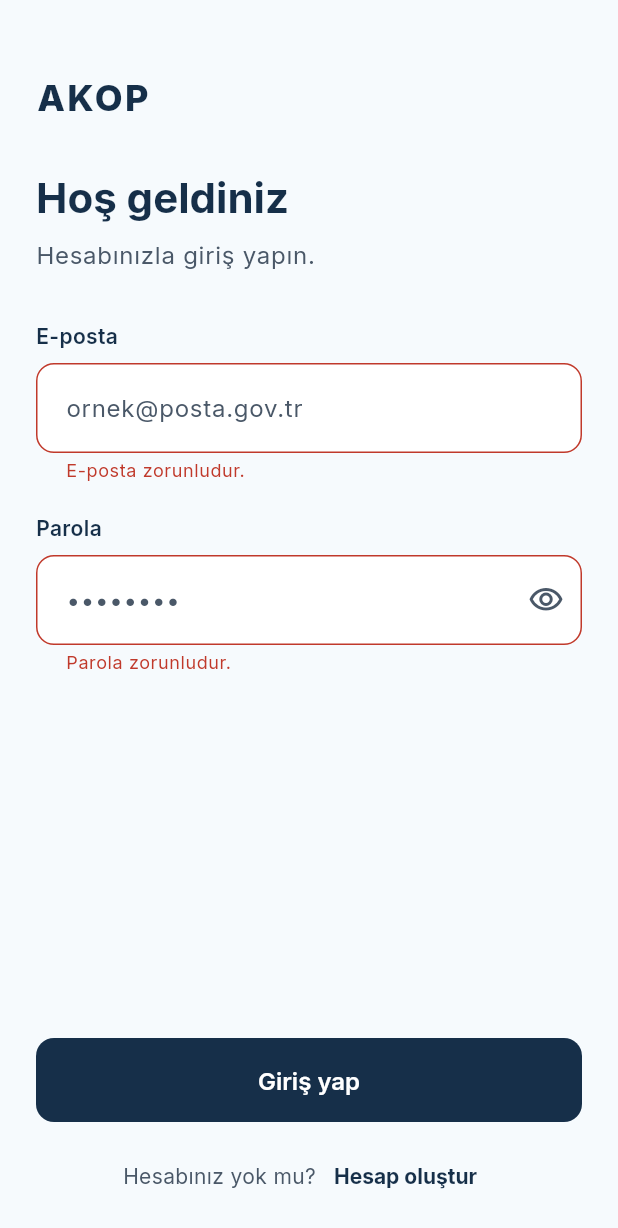
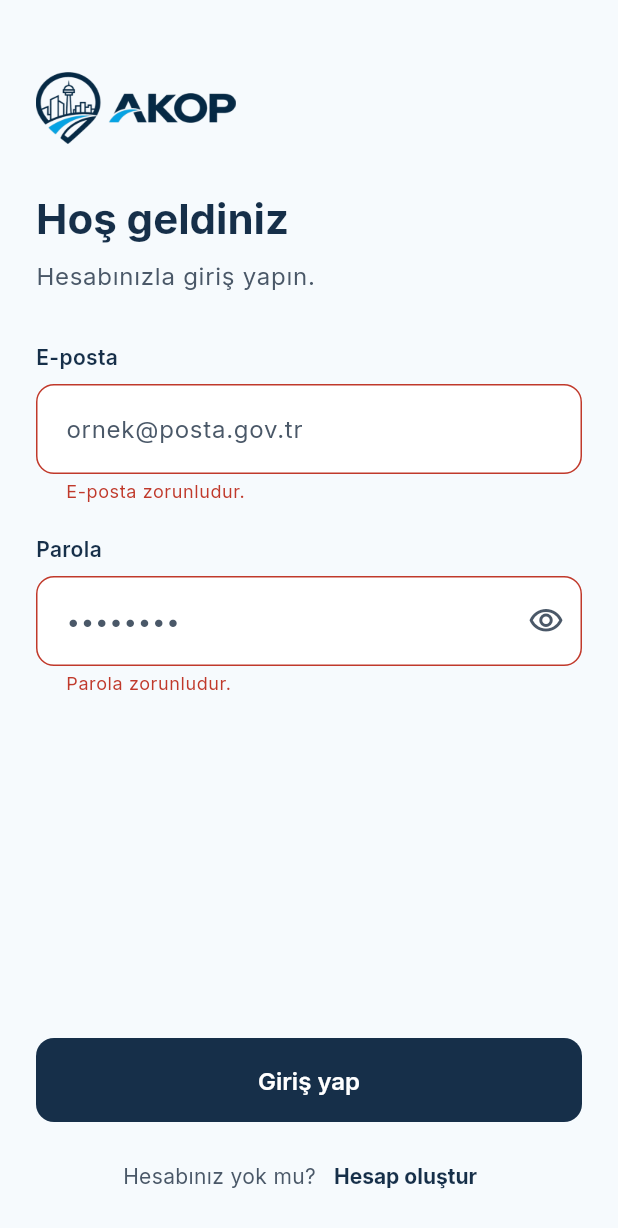
Before and after one commit to EmirhanUzel/AKOP, a Flutter app: the screen it shows after launch, after a tap on "Giriş yap", on a phone screen of 412 x 824 dp. Shown: the top 1228 px of the screen. Run offline on Flutter 3.47's test engine with Material 3 defaults, Android fonts, the phone set to English and light mode, and no system bars; our stand-ins replace dio, flutter_map, flutter_riverpod, flutter_secure_storage, geolocator, go_router and 3 more.

Commit message:
feat(mobile): add the AKOP logo to the login, splash, app icon and app name
Adds the logo assets (pin on the left, AKOP name on the right) and uses them on the login and splash screens. The Android launcher icon is generated from the pin and the app label becomes AKOP.

```diff
--- a/mobile/akop_mobile/lib/features/auth/presentation/login_screen.dart
+++ b/mobile/akop_mobile/lib/features/auth/presentation/login_screen.dart
@@ -55,15 +55,7 @@ class _LoginScreenState extends ConsumerState<LoginScreen> {
                     child: Column(
                       crossAxisAlignment: CrossAxisAlignment.start,
                       children: [
-                        const Text(
-                          'AKOP',
-                          style: TextStyle(
-                            color: AppColors.navy,
-                            fontSize: 24,
-                            fontWeight: FontWeight.w800,
-                            letterSpacing: 1.6,
-                          ),
-                        ),
+                        const Image(image: AssetImage('assets/images/akop_logo.png'), height: 48, alignment: Alignment.centerLeft),
                         const SizedBox(height: 32),
                         Text(
                           'Hoş geldiniz',
--- a/mobile/akop_mobile/lib/features/auth/presentation/splash_screen.dart
+++ b/mobile/akop_mobile/lib/features/auth/presentation/splash_screen.dart
@@ -13,10 +13,7 @@ class SplashScreen extends StatelessWidget {
         child: Column(
           mainAxisSize: MainAxisSize.min,
           children: [
-            Text(
-              'AKOP',
-              style: TextStyle(color: AppColors.navy, fontSize: 28, fontWeight: FontWeight.w800, letterSpacing: 1.6),
-            ),
+            Image(image: AssetImage('assets/images/akop_logo.png'), height: 64),
             SizedBox(height: 24),
             CircularProgressIndicator(color: AppColors.navy),
           ],
--- a/mobile/akop_mobile/pubspec.yaml
+++ b/mobile/akop_mobile/pubspec.yaml
@@ -66,10 +66,8 @@ flutter:
   # the material Icons class.
   uses-material-design: true
 
-  # To add assets to your application, add an assets section, like this:
-  # assets:
-  #   - images/a_dot_burr.jpeg
-  #   - images/a_dot_ham.jpeg
+  assets:
+    - assets/images/
 
   # An image asset can refer to one or more resolution-specific "variants", see
   # https://flutter.dev/to/resolution-aware-images
```
Also changed, not shown: mobile/akop_mobile/assets/images/akop_logo.png (added), mobile/akop_mobile/assets/images/akop_mark.png (added), 6 other files.
